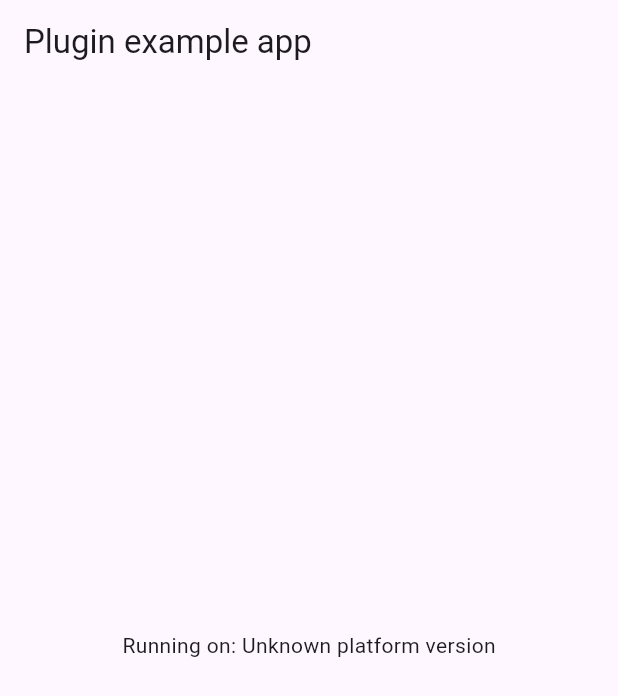
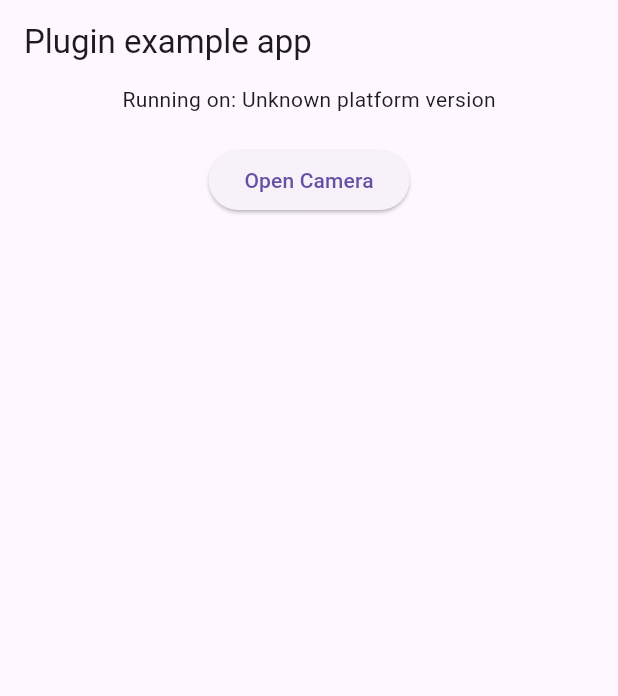
Before and after one commit to Ropulva/poor_camera, a Flutter app: the screen it shows after launch, on a phone screen of 412 x 824 dp. Shown: the top 696 px of the screen. Run offline on Flutter 3.47's test engine with Material 3 defaults, Android fonts, the phone set to English and light mode, and no system bars; our stand-ins replace plugin_platform_interface, web; missing offline and left inert: dart:html, dart:js_interop, dart:ui_web.

Commit message:
Add: ExamplePage

```diff
--- a/example/lib/main.dart
+++ b/example/lib/main.dart
@@ -5,6 +5,7 @@ import 'package:flutter/services.dart';
 import 'package:poor_camera/poor_camera.dart';
 
 void main() {
+  WidgetsFlutterBinding.ensureInitialized();
   runApp(const MyApp());
 }
 
@@ -16,6 +17,32 @@ class MyApp extends StatefulWidget {
 }
 
 class _MyAppState extends State<MyApp> {
+
+
+  @override
+  Widget build(BuildContext context) {
+    return MaterialApp(
+      debugShowCheckedModeBanner: false,
+      localizationsDelegates: const [
+        DefaultMaterialLocalizations.delegate,
+        DefaultWidgetsLocalizations.delegate,
+      ],
+      supportedLocales: const [
+        Locale('en', 'US'), // English
+      ],
+      home: ExamplePage(),
+    );
+  }
+}
+
+class ExamplePage extends StatefulWidget {
+  const ExamplePage({super.key});
+
+  @override
+  State<ExamplePage> createState() => _ExamplePageState();
+}
+
+class _ExamplePageState extends State<ExamplePage> {
   String _platformVersion = 'Unknown';
   final _poorCameraPlugin = PoorCamera();
 
@@ -25,11 +52,8 @@ class _MyAppState extends State<MyApp> {
     initPlatformState();
   }
 
-  // Platform messages are asynchronous, so we initialize in an async method.
   Future<void> initPlatformState() async {
     String platformVersion;
-    // Platform messages may fail, so we use a try/catch PlatformException.
-    // We also handle the message potentially returning null.
     try {
       platformVersion =
           await _poorCameraPlugin.getPlatformVersion() ?? 'Unknown platform version';
@@ -46,16 +70,27 @@ class _MyAppState extends State<MyApp> {
       _platformVersion = platformVersion;
     });
   }
-
   @override
   Widget build(BuildContext context) {
-    return MaterialApp(
-      home: Scaffold(
-        appBar: AppBar(
-          title: const Text('Plugin example app'),
-        ),
-        body: Center(
-          child: Text('Running on: $_platformVersion\n'),
+    return Scaffold(
+      appBar: AppBar(
+        title: const Text('Plugin example app'),
+      ),
+      body: Center(
+        child: Column(
+          children: [
+            Text('Running on: $_platformVersion\n'),
+            ElevatedButton(
+              onPressed: () async {
+                try {
+                   await _poorCameraPlugin.showCamera(context);
+                } catch (E) {
+                  print('Error $E');
+                }
+              },
+              child: Text('Open Camera'),
+            ),
+          ],
         ),
       ),
     );
--- a/lib/web_camera_service/camera_service.dart
+++ b/lib/web_camera_service/camera_service.dart
@@ -24,6 +24,7 @@ external void stopCamera();
 external JSPromise<JSString?> _takePicture();
 
 class CameraService {
+
   static Future<List<CameraInfo>> fetchAvailableCameras() async {
     final jsArray = await getAvailableCameras().toDart;
     final cameras = jsArray.toDart.cast<CameraInfo>();
@@ -32,7 +33,8 @@ class CameraService {
 
   static Future<(bool, String?)> startCameraDevice(
       String videoElementId, {String? deviceId, String facingMode = 'environment'}
-      ) async {
+      ) async
+  {
     final result = await _startCamera(videoElementId, deviceId, facingMode).toDart;
     final tuple = result.toDart;
     return (tuple[0] as bool, tuple[1] as String?);
```
Also changed, not shown: lib/web_camera_service/web_camera_widget.dart (+7 -8 lines), 2 other files.
